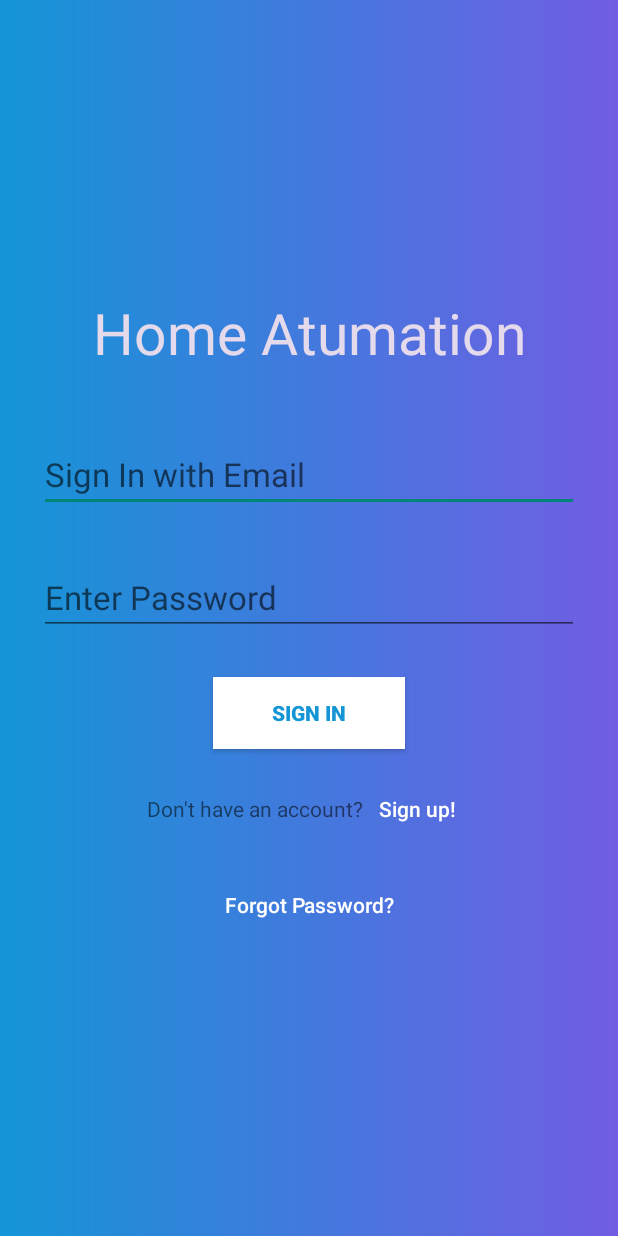
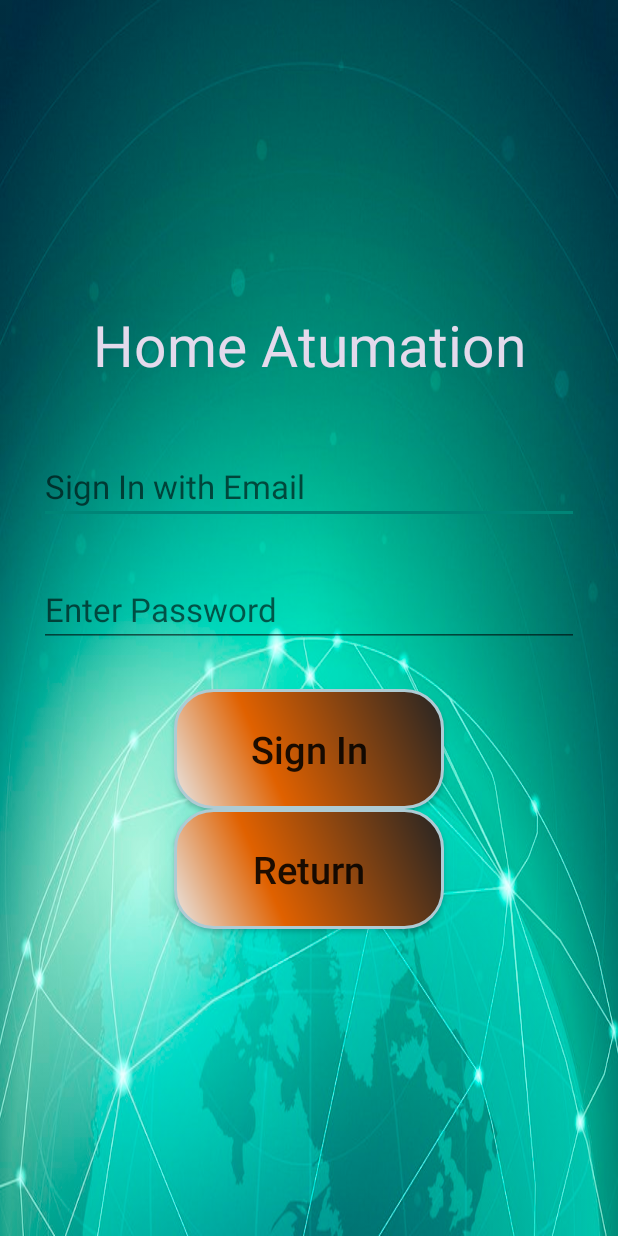
Before and after one commit to yashshah2311/iot-home-automation-android, an Android app: the LoginActivity screen opened directly, with no data from a screen before it, on a phone screen of 412 x 824 dp. Run offline under Robolectric (Android 15) with nearby library versions, the light colour scheme and no system bars.

```diff
--- a/app/src/main/res/layout/activity_login.xml
+++ b/app/src/main/res/layout/activity_login.xml
@@ -5,7 +5,7 @@
     android:layout_width="match_parent"
     android:layout_height="match_parent"
     android:padding="26dp"
-    android:background="@drawable/login_background"
+    android:background="@drawable/wall"
     android:gravity="center"
     android:orientation="vertical"
     tools:context=".LoginActivity">
@@ -45,43 +45,24 @@
 
     <Button
         android:id="@+id/btnLogin"
-        android:layout_width="128dp"
+        android:layout_width="wrap_content"
         android:layout_height="wrap_content"
-        android:background="@drawable/sign_in_button"
-        android:textColor="#1495d5"
-        android:textStyle="bold"
-        android:text="SIGN IN" />
+        android:background="@drawable/button_background"
+        android:textAllCaps="false"
+        android:textSize="25sp"
+        android:text="Sign In" />
 
-    <LinearLayout
-        android:layout_width="match_parent"
-        android:layout_height="wrap_content"
-        android:gravity="center"
-        android:padding="16dp">
 
-        <TextView
-            android:id="@+id/textView2"
-            android:layout_width="wrap_content"
-            android:layout_height="wrap_content"
-            android:text="Don't have an account?" />
-
-        <Button
-            android:id="@+id/btnSignup"
-            android:layout_width="72dp"
-            android:layout_height="wrap_content"
-            android:background="@null"
-            android:textAllCaps="false"
-            android:text="Sign up!"
-            android:textColor="@color/white"/>
-    </LinearLayout>
 
     <Button
         android:id="@+id/btnForgot"
         android:layout_width="wrap_content"
         android:layout_height="wrap_content"
-        android:background="@null"
+        android:background="@drawable/button_background"
         android:textAllCaps="false"
-        android:text="Forgot Password?"
-        android:textColor="@color/white"/>
+        android:textSize="25sp"
+        android:text="Return"
+        />
     />
 
 </LinearLayout>
```
